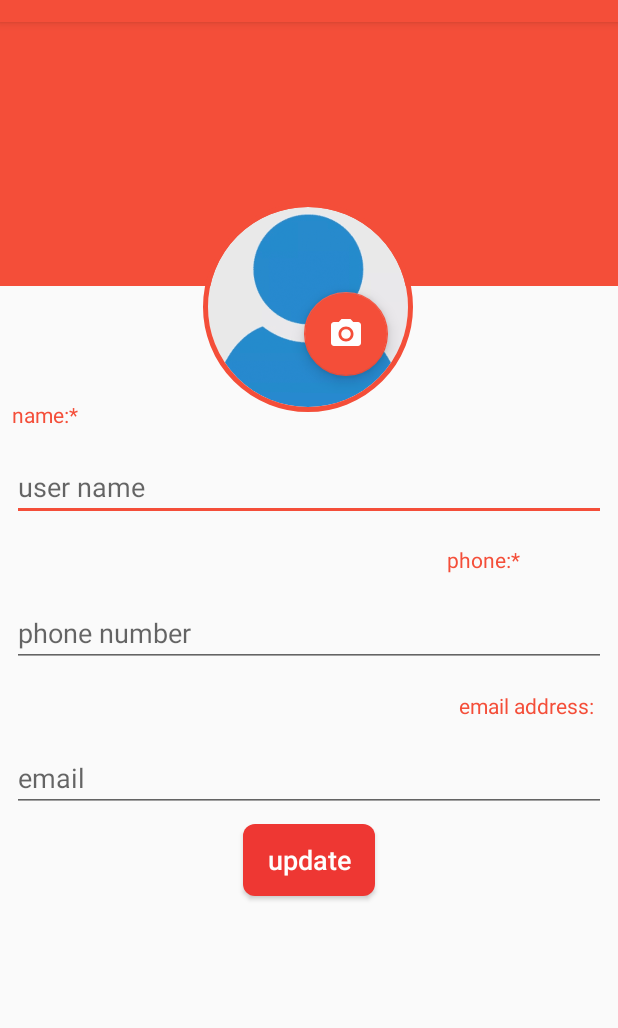
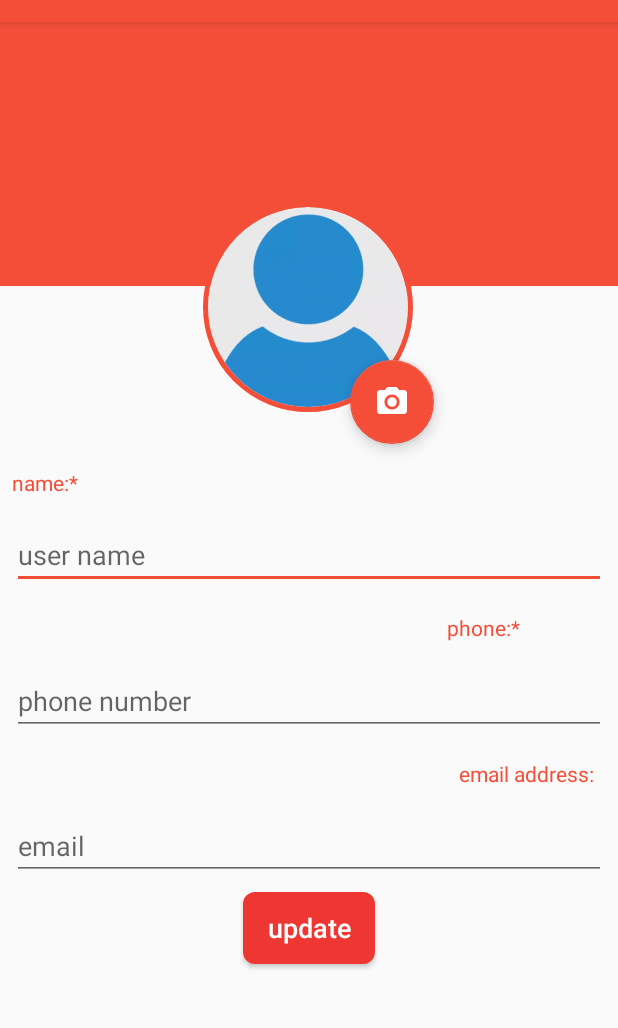
Before and after one commit to Zeyad3ly/MovieBooking, an Android app: the EditProfile screen opened directly, with no data from a screen before it, on a phone screen of 412 x 824 dp, the part 62-1090 px from its top. Run offline under Robolectric (Android 15) with nearby library versions, the phone set to English and light mode, and no system bars; our stand-ins replace CircleImageView.

Commit message:
Created Profile Activity Created Edit Profile Activity New Visuals

```diff
--- a/app/src/main/res/layout/activity_edit_profile.xml
+++ b/app/src/main/res/layout/activity_edit_profile.xml
@@ -45,10 +45,10 @@
             android:src="@drawable/ic_camera_alt_black_24dp"
             app:layout_constraintBottom_toBottomOf="parent"
             app:layout_constraintEnd_toEndOf="parent"
-            app:layout_constraintHorizontal_bias="0.304"
+            app:layout_constraintHorizontal_bias="0.445"
             app:layout_constraintStart_toStartOf="@+id/profilePicture"
             app:layout_constraintTop_toTopOf="@+id/profilePicture"
-            app:layout_constraintVertical_bias="0.148" />
+            app:layout_constraintVertical_bias="0.233" />
 
         <TextView
             android:padding="8dp"
```
Also changed, not shown: app/src/main/res/layout/activity_login.xml (+11 -0 lines).
